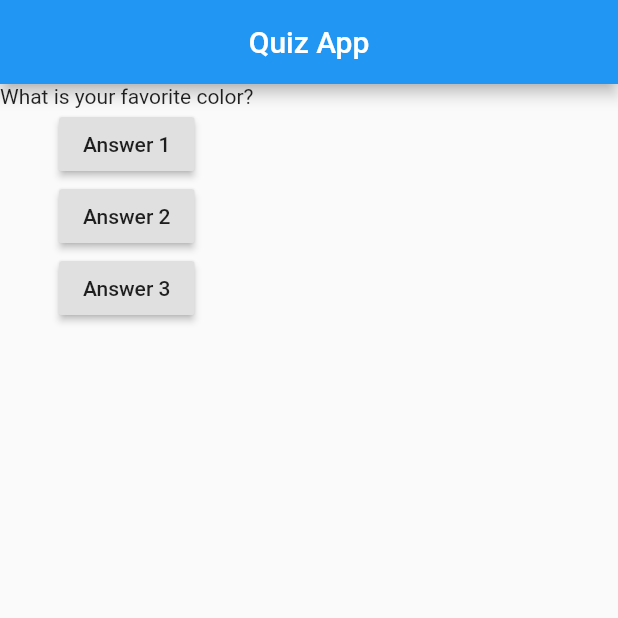
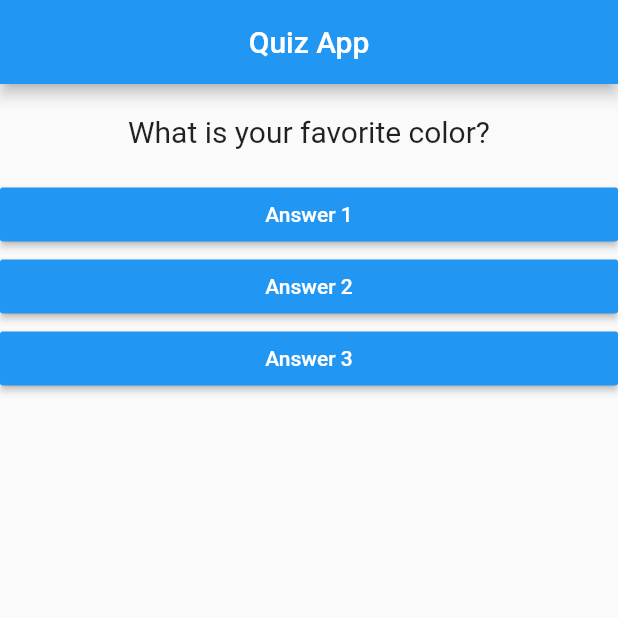
Before and after one commit to andre-pelisoli/quiz_project, a Flutter app: the screen it shows after launch, on a phone screen of 412 x 824 dp, the top half of it. Run offline on Flutter 3.47's test engine with Material 2 defaults, Android fonts, the phone set to English and light mode, and no system bars.

```diff
--- /dev/null
+++ b/lib/answer.dart
@@ -0,0 +1,21 @@
+import 'package:flutter/material.dart';
+
+class Answer extends StatelessWidget {
+  final String text;
+  final void Function() onAnswerSelected;
+
+  Answer(this.text, this.onAnswerSelected);
+
+  @override
+  Widget build(BuildContext context) {
+    return Container(
+      width: double.infinity,
+      child: RaisedButton(
+        child: Text(text),
+        onPressed: onAnswerSelected,
+        textColor: Colors.white,
+        color: Colors.blue,
+      ),
+    );
+  }
+}
--- a/lib/main.dart
+++ b/lib/main.dart
@@ -1,5 +1,7 @@
 import 'package:flutter/material.dart';
 import 'package:flutter/widgets.dart';
+import 'package:quiz_project/answer.dart';
+import 'package:quiz_project/question.dart';
 
 main() => runApp(QuizApp());
 
@@ -28,19 +30,10 @@ class _QuizAppState extends State<QuizApp> {
       ),
       body: Column(
         children: <Widget>[
-          Text(questions[_selectedAnswer]),
-          RaisedButton(
-            child: Text('Answer 1'),
-            onPressed: _answer,
-          ),
-          RaisedButton(
-            child: Text('Answer 2'),
-            onPressed: _answer,
-          ),
-          RaisedButton(
-            child: Text('Answer 3'),
-            onPressed: _answer,
-          )
+          Question(questions[_selectedAnswer]),
+          Answer('Answer 1', _answer),
+          Answer('Answer 2', _answer),
+          Answer('Answer 3', _answer)
         ],
       ),
     ));
--- /dev/null
+++ b/lib/question.dart
@@ -0,0 +1,20 @@
+import 'package:flutter/material.dart';
+
+class Question extends StatelessWidget {
+  final String text;
+
+  Question(this.text);
+
+  @override
+  Widget build(BuildContext context) {
+    return Container(
+      width: double.infinity,
+      margin: EdgeInsets.all(20),
+      child: Text(
+        text,
+        style: TextStyle(fontSize: 20),
+        textAlign: TextAlign.center,
+      ),
+    );
+  }
+}
```
